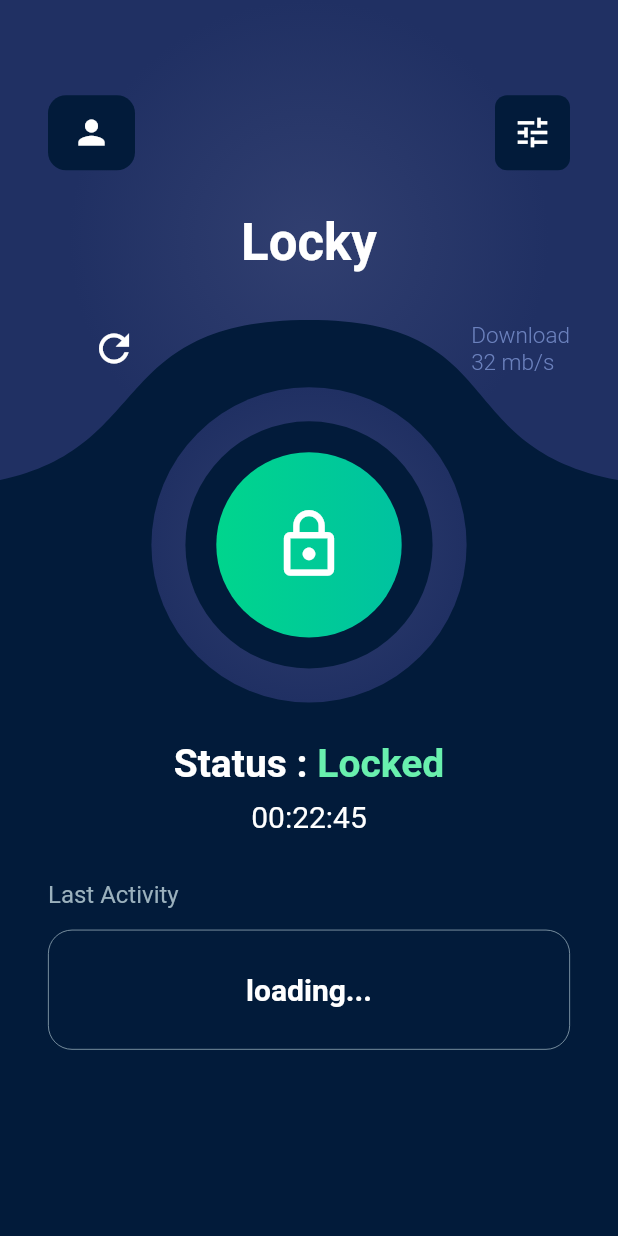
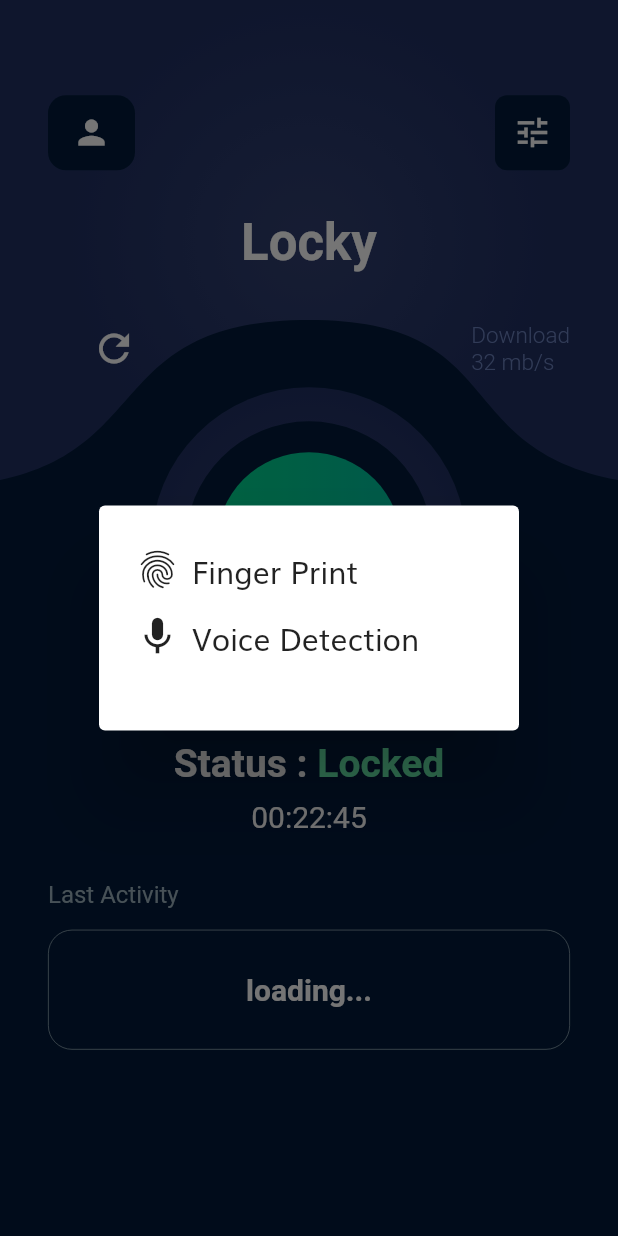
Before and after one commit to iamaz007/Locky, a Flutter app: the DashDemo screen opened directly, after a tap on the "lock outline" icon, on a phone screen of 412 x 824 dp. Run offline on Flutter 3.47's test engine with Material 2 defaults, Android fonts, the phone set to English and light mode, and no system bars; our stand-ins replace charts_flutter, firebase_auth, firebase_core, firebase_database, flutter_svg, google_fonts and 4 more; missing offline and left inert: flutter_treeview, platform_device_id; accounts and stored records are empty.

Commit message:
voice assistant added

```diff
--- a/lib/main-screens/dashboard.dart
+++ b/lib/main-screens/dashboard.dart
@@ -1,4 +1,5 @@
 import 'package:any_where_lock/main-screens/analysis.dart';
+import 'package:any_where_lock/main-screens/dashboard_components/doorUnlockMethods.dart';
 import 'package:any_where_lock/main-screens/dashboard_components/utils.dart';
 import 'package:any_where_lock/main-screens/profile_screen.dart';
 import 'package:any_where_lock/main-screens/user-in-out-logs.dart';
@@ -21,35 +22,10 @@ class DashDemo extends StatefulWidget {
 String userKey = "cv93121";
 
 class _DashDemoState extends State<DashDemo> {
-  Lock lk = new Lock();
+
 
   String lastActivityMessage = 'loading...';
-  void doorAction() async {
-    var res = await lk.authenticate();
-    print(res);
-    // print(TextStrings.doorUnlocked);
-    // print(UiStrings.doorBtnOpacity);
 
-    if (res == 1) {
-      if (TextStrings.doorUnlocked == true) {
-        setState(() {
-          TextStrings.doorUnlocked = false;
-          UiStrings.doorBtnOpacity = 0;
-          TextStrings.doorStatus = "Locked";
-
-          FirebaseDatabase.instance.reference().child("Home").child(userKey).update({"door1": 0});
-        });
-      } else {
-        setState(() {
-          TextStrings.doorUnlocked = true;
-          UiStrings.doorBtnOpacity = 0.7;
-          TextStrings.doorStatus = "Unlocked";
-
-          FirebaseDatabase.instance.reference().child("Home").child(userKey).update({"door1": 1});
-        });
-      }
-    }
-  }
 
   void readDoorStatus() async {
     final FirebaseApp app = await Firebase.initializeApp();
@@ -136,7 +112,12 @@ class _DashDemoState extends State<DashDemo> {
                         InkWell(
                           splashColor: Colors.transparent,
                           onTap: () {
-                            doorAction();
+                            // doorAction();
+                            showDialog(
+                                context: context,
+                                builder: (_) {
+                                  return DoorUnlockMethods();
+                                });
                           },
                           child: Container(
                             height: screenWidth * 0.51,
@@ -184,7 +165,12 @@ class _DashDemoState extends State<DashDemo> {
             InkWell(
                 splashColor: Colors.transparent,
                 onTap: () {
-                  doorAction();
+                  // doorAction();
+                  showDialog(
+                      context: context,
+                      builder: (_) {
+                        return DoorUnlockMethods();
+                      });
                 },
                 child: SizedBox(height: screenWidth * 0.40)),
             connectedStatusText(),
--- /dev/null
+++ b/lib/main-screens/dashboard_components/doorUnlockMethods.dart
@@ -0,0 +1,137 @@
+import 'package:any_where_lock/values/text-strings.dart';
+import 'package:any_where_lock/values/ui-strings.dart';
+import 'package:firebase_database/firebase_database.dart';
+import 'package:flutter/material.dart';
+import 'package:any_where_lock/main-screens/dashboard_components/speech_api.dart';
+// import 'package:speech_to_text/speech_to_text.dart' as stt;
+
+class DoorUnlockMethods extends StatefulWidget {
+  @override
+  _DoorUnlockMethodsState createState() => new _DoorUnlockMethodsState();
+}
+
+class _DoorUnlockMethodsState extends State<DoorUnlockMethods> {
+  String text = 'Press the button and start speaking';
+  bool isListening = false;
+  // stt.SpeechToText speech = stt.SpeechToText();
+
+  String userKey = "cv93121";
+  void doorAction() async {
+    var res = await lk.authenticate();
+    print(res);
+
+    if (res == 1) {
+      if (TextStrings.doorUnlocked == true) {
+        setState(() {
+          TextStrings.doorUnlocked = false;
+          UiStrings.doorBtnOpacity = 0;
+          TextStrings.doorStatus = "Locked";
+
+          FirebaseDatabase.instance.reference().child("Home").child(userKey).update({"door1": 0});
+        });
+      } else {
+        setState(() {
+          TextStrings.doorUnlocked = true;
+          UiStrings.doorBtnOpacity = 0.7;
+          TextStrings.doorStatus = "Unlocked";
+
+          FirebaseDatabase.instance.reference().child("Home").child(userKey).update({"door1": 1});
+        });
+      }
+    }
+  }
+
+  void initState() {
+    super.initState();
+  }
+
+  @override
+  Widget build(BuildContext context) {
+    return AlertDialog(
+      content: Column(
+        mainAxisSize: MainAxisSize.min,
+        children: [
+          Container(
+            child: InkWell(
+              onTap: () {
+                Navigator.pop(context);
+                doorAction();
+              },
+              child: Row(
+                mainAxisAlignment: MainAxisAlignment.start,
+                children: [
+                  Icon(
+                    Icons.fingerprint,
+                    size: 30,
+                  ),
+                  Padding(
+                    padding: const EdgeInsets.all(8.0),
+                    child: Text(
+                      'Finger Print',
+                      style: TextStyle(fontSize: 20, fontFamily: 'Muli'),
+                    ),
+                  )
+                ],
+              ),
+            ),
+          ),
+          Container(
+            child: InkWell(
+              onTap: () {
+                Navigator.pop(context);
+                toggleRecording().then((value) {
+                  print(this.text);
+                  if (this.text == "open the door" || this.text == "open door") {
+                    print('door opening');
+                    FirebaseDatabase.instance.reference().child("Home").child(userKey).update({"door1": 1});
+                  }
+                });
+              },
+              child: Row(
+                mainAxisAlignment: MainAxisAlignment.start,
+                children: [
+                  Icon(
+                    Icons.mic,
+                    size: 30,
+                  ),
+                  Padding(
+                    padding: const EdgeInsets.all(8.0),
+                    child: Text(
+                      'Voice Detection',
+                      style: TextStyle(fontSize: 20, fontFamily: 'Muli'),
+                    ),
+                  )
+                ],
+              ),
+            ),
+          ),
+        ],
+      ),
+      actions: <Widget>[],
+    );
+  }
+
+  Future toggleRecording() => SpeechApi.toggleRecording(
+        onResult: (text) {
+          print("text: $text");
+          if (text == "open the door" || text == "open door") {
+            print('door opening');
+            FirebaseDatabase.instance.reference().child("Home").child(userKey).update({"door1": 1});
+            // FirebaseDatabase.instance.reference().child("Home").child(userKey).update({"door1": 0});
+          }
+          setState(() => this.text = text);
+        },
+        onListening: (isListening) {
+          print('listening');
+
+          setState(() => this.isListening = isListening);
+          print("isListening: $isListening");
+          if (!isListening) {
+            Future.delayed(Duration(seconds: 1), () {
+              // print(text);
+              print(this.text);
+            });
+          }
+        },
+      );
+}
--- /dev/null
+++ b/lib/main-screens/dashboard_components/speech_api.dart
@@ -0,0 +1,27 @@
+import 'package:flutter/cupertino.dart';
+import 'package:speech_to_text/speech_to_text.dart';
+
+class SpeechApi {
+  static final _speech = SpeechToText();
+
+  static Future<bool> toggleRecording({
+    @required Function(String text) onResult,
+    @required ValueChanged<bool> onListening,
+  }) async {
+    if (_speech.isListening) {
+      _speech.stop();
+      return true;
+    }
+
+    final isAvailable = await _speech.initialize(
+      onStatus: (status) => onListening(_speech.isListening),
+      onError: (e) => print('Error: $e'),
+    );
+
+    if (isAvailable) {
+      _speech.listen(onResult: (value) => onResult(value.recognizedWords));
+    }
+
+    return isAvailable;
+  }
+}
--- a/lib/main.dart
+++ b/lib/main.dart
@@ -47,7 +47,9 @@ class _MyAppState extends State<MyApp> {
       TextStrings.userEmail = data[0];
       TextStrings.userKey = data[1];
 
-      userLogined = true;
+      setState(() {
+        userLogined = true;
+      });
     }
   }
 }
--- a/lib/values/text-strings.dart
+++ b/lib/values/text-strings.dart
@@ -1,3 +1,5 @@
+import 'package:any_where_lock/models/lock.dart';
+
 class TextStrings {
   static String appName = "Locky";
   static String emailField = "Email";
@@ -16,3 +18,4 @@ class TextStrings {
   static String userEmail = '';
   static String userKey = '';
 }
+Lock lk = new Lock();
--- a/pubspec.yaml
+++ b/pubspec.yaml
@@ -41,6 +41,7 @@ dependencies:
   firebase_dynamic_links:
   shared_preferences:
   charts_flutter:
+  speech_to_text:
 
 dev_dependencies:
   flutter_test:
```
Also changed, not shown: pubspec.lock, 3 other files.
